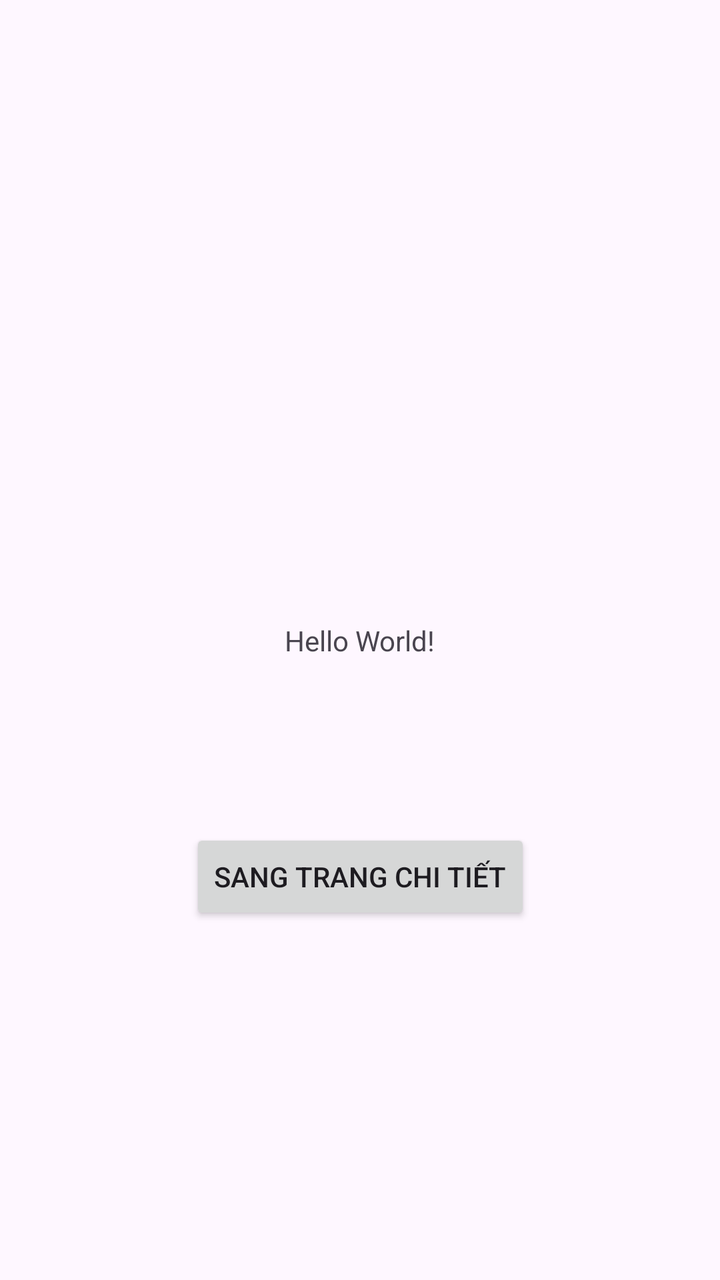
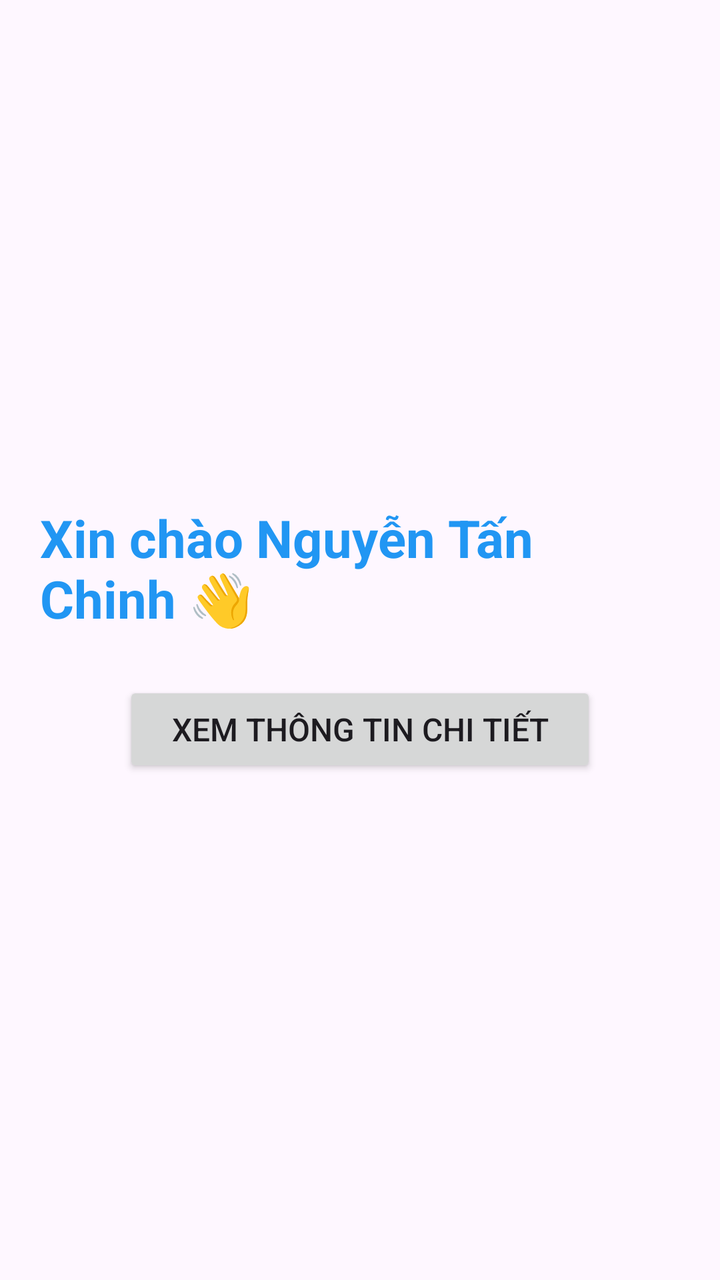

The first picture is an Android layout as it rendered before a commit; the second is the same layout after the commit. The layout source and the unified diff follow.
<!-- AndroidManifest.xml: application theme Theme.EditProfileActivity -->
<!-- res/layout/activity_main.xml -->
<?xml version="1.0" encoding="utf-8"?>
<androidx.constraintlayout.widget.ConstraintLayout
    xmlns:android="http://schemas.android.com/apk/res/android"
    xmlns:app="http://schemas.android.com/apk/res-auto"
    xmlns:tools="http://schemas.android.com/tools"
    android:id="@+id/main"
    android:layout_width="match_parent"
    android:layout_height="match_parent"
    tools:context=".MainActivity">

    <TextView
        android:layout_width="wrap_content"
        android:layout_height="wrap_content"
        android:text="Hello World!"
        app:layout_constraintBottom_toBottomOf="parent"
        app:layout_constraintEnd_toEndOf="parent"
        app:layout_constraintStart_toStartOf="parent"
        app:layout_constraintTop_toTopOf="parent" />

    <Button
        android:id="@+id/btnOpenDetail"
        android:layout_width="wrap_content"
        android:layout_height="wrap_content"
        android:text="Sang trang Chi Tiết"
        app:layout_constraintBottom_toBottomOf="parent"
        app:layout_constraintEnd_toEndOf="parent"
        app:layout_constraintStart_toStartOf="parent"
        app:layout_constraintTop_toTopOf="parent"
        app:layout_constraintVertical_bias="0.7" />
</androidx.constraintlayout.widget.ConstraintLayout>
<!-- resources referenced by this layout -->
<resources>
  <style name="Theme.EditProfileActivity" parent="Base.Theme.EditProfileActivity" />
  <style name="Base.Theme.EditProfileActivity" parent="Theme.Material3.DayNight.NoActionBar">
          
          
      </style>
</resources>

<!-- the commit's change to res/layout/activity_main.xml (unified diff, before → after) -->
@@ -1,30 +1,32 @@
 <?xml version="1.0" encoding="utf-8"?>
-<androidx.constraintlayout.widget.ConstraintLayout
+<LinearLayout
     xmlns:android="http://schemas.android.com/apk/res/android"
-    xmlns:app="http://schemas.android.com/apk/res-auto"
-    xmlns:tools="http://schemas.android.com/tools"
     android:id="@+id/main"
     android:layout_width="match_parent"
     android:layout_height="match_parent"
-    tools:context=".MainActivity">
+    android:orientation="vertical"
+    android:gravity="center"
+    android:padding="20dp">
 
+    
     <TextView
+        android:id="@+id/tvGreeting"
         android:layout_width="wrap_content"
         android:layout_height="wrap_content"
-        android:text="Hello World!"
-        app:layout_constraintBottom_toBottomOf="parent"
-        app:layout_constraintEnd_toEndOf="parent"
-        app:layout_constraintStart_toStartOf="parent"
-        app:layout_constraintTop_toTopOf="parent" />
+        android:textSize="26sp"
+        android:textStyle="bold"
+        android:textColor="#2196F3"
+        android:text="Xin chào Nguyễn Tấn Chinh 👋"
+        android:layout_marginBottom="24dp" />
 
+    
     <Button
         android:id="@+id/btnOpenDetail"
         android:layout_width="wrap_content"
         android:layout_height="wrap_content"
-        android:text="Sang trang Chi Tiết"
-        app:layout_constraintBottom_toBottomOf="parent"
-        app:layout_constraintEnd_toEndOf="parent"
-        app:layout_constraintStart_toStartOf="parent"
-        app:layout_constraintTop_toTopOf="parent"
-        app:layout_constraintVertical_bias="0.7" />
-</androidx.constraintlayout.widget.ConstraintLayout>
+        android:paddingHorizontal="24dp"
+        android:paddingVertical="12dp"
+        android:textSize="16sp"
+        android:text="Xem thông tin chi tiết" />
+
+</LinearLayout>
